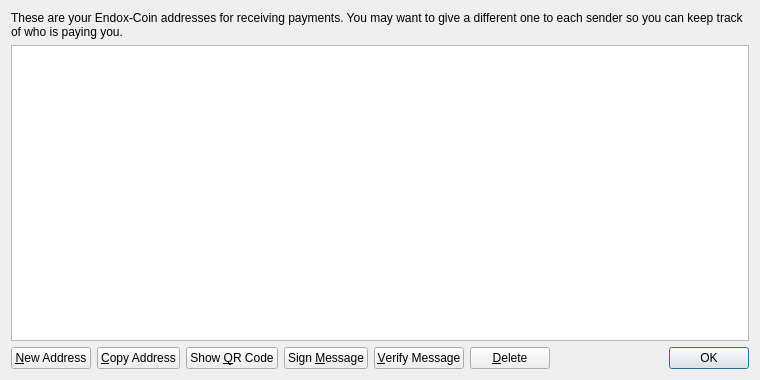
First picture: the form in src/qt/forms/addressbookpage.ui, repository SaltineChips/KatzCoin, before the edit.
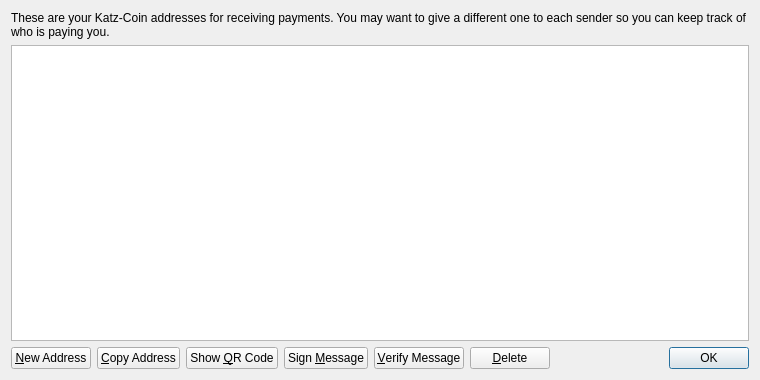
Second picture: the form after the edit.

Commit message:
Katz-Coin
-Instant TX
-BMW512
-VRX
-Gui User Options
-Masternodes
-More.

Diff of the .ui file:
```diff
--- a/src/qt/forms/addressbookpage.ui
+++ b/src/qt/forms/addressbookpage.ui
@@ -20,7 +20,7 @@
    <item>
     <widget class="QLabel" name="labelExplanation">
      <property name="text">
-      <string>These are your Endox-Coin addresses for receiving payments. You may want to give a different one to each sender so you can keep track of who is paying you.</string>
+      <string>These are your Katz-Coin addresses for receiving payments. You may want to give a different one to each sender so you can keep track of who is paying you.</string>
      </property>
      <property name="textFormat">
       <enum>Qt::PlainText</enum>
```
Left out of the diff: 4 changed lines with no effect on the pictures. The commit also changes 285 other files.
